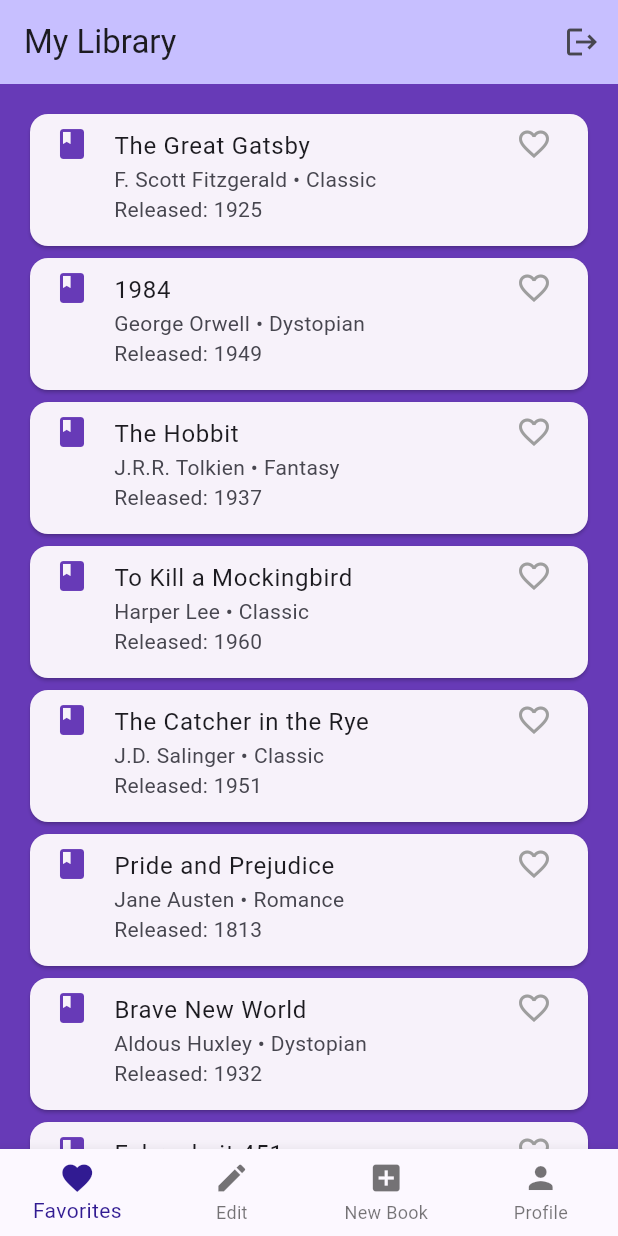
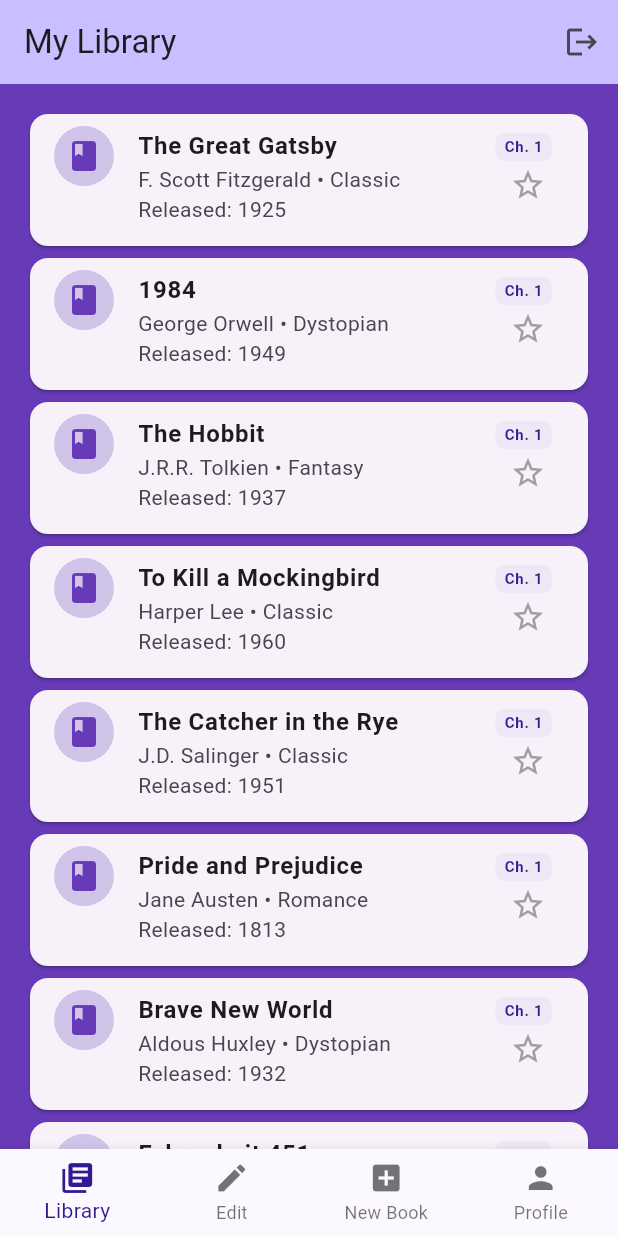
Before and after one commit to ssmckevin/litworm, a Flutter app: the MyHomePage screen opened directly, on a phone screen of 412 x 824 dp. Run offline on Flutter 3.47's test engine with Material 3 defaults, Android fonts, the phone set to English and light mode, and no system bars; our stand-ins replace firebase_auth, firebase_core, image_picker; accounts and stored records are empty.

Commit message:
Updated book pfp + viewBook UI

```diff
--- a/lib/mainBooks.dart
+++ b/lib/mainBooks.dart
@@ -1,9 +1,11 @@
+import 'dart:io';
+
 import 'package:flutter/material.dart';
 import 'viewBook.dart';
 import 'createBook.dart';
 import 'profile.dart';
 
-// 1. Create a simple class to hold our book data
+// 1. Book class to hold our data
 class Book {
   String title;
   String author;
@@ -12,8 +14,18 @@ class Book {
   bool isFavorite;
   bool isRead;
   int currentChapter;
+  String? imageUrl;
 
-  Book({required this.title, required this.author, required this.genre, required this.year, this.isFavorite = false, this.isRead = false, this.currentChapter = 0});
+  Book({
+    required this.title,
+    required this.author,
+    required this.genre,
+    required this.year,
+    this.isFavorite = false,
+    this.isRead = false,
+    this.currentChapter = 1,
+    this.imageUrl,
+  });
 }
 
 class MyHomePage extends StatefulWidget {
@@ -28,7 +40,6 @@ class MyHomePage extends StatefulWidget {
 class _MyHomePageState extends State<MyHomePage> {
   int _selectedIndex = 0;
 
-  // 2. Create a list of books to display
   final List<Book> myBooks = [
     Book(title: 'The Great Gatsby', author: 'F. Scott Fitzgerald', genre: 'Classic', year: 1925),
     Book(title: '1984', author: 'George Orwell', genre: 'Dystopian', year: 1949),
@@ -89,7 +100,7 @@ class _MyHomePageState extends State<MyHomePage> {
           ),
         ],
       ),
-      body: ListView.builder( // 3. Use .builder to handle our list automatically
+      body: ListView.builder(
         padding: const EdgeInsets.all(16),
         itemCount: myBooks.length,
         itemBuilder: (context, index) {
@@ -97,44 +108,75 @@ class _MyHomePageState extends State<MyHomePage> {
 
           return Card(
             child: ListTile(
-              leading: Icon(
-                book.isFavorite ? Icons.star : Icons.book,
-                color: book.isFavorite ? Colors.orange : Colors.deepPurple,
+              // --- LEADING: BOOK LOGO ---
+              leading: CircleAvatar(
+                backgroundColor: Colors.deepPurple.shade100,
+                // If imageUrl exists, show the file. Otherwise, show nothing (null)
+                backgroundImage: book.imageUrl != null
+                    ? FileImage(File(book.imageUrl!))
+                    : null,
+                // If imageUrl is null, show the default book icon
+                child: book.imageUrl == null
+                    ? const Icon(Icons.book, color: Colors.deepPurple)
+                    : null,
               ),
-              title: Text(book.title),
-              // Updated subtitle to show Author, Genre, and Year
+              title: Text(book.title, style: const TextStyle(fontWeight: FontWeight.bold)),
               subtitle: Text('${book.author} • ${book.genre}\nReleased: ${book.year}'),
-              isThreeLine: true, // Makes the card taller to fit the extra line
-              // 4. The Logic: Only allow favoriting if the "Favorites" tab is active
+              isThreeLine: true,
               onTap: () async {
-                if (_selectedIndex == 0) { // 0 is the Favorites tab
-                  setState(() {
-                    book.isFavorite = !book.isFavorite; // Toggles true/false
-                  });
-                }
-                else if (_selectedIndex == 1) {
-                  // 1 is the Edit tab
-                  // Navigate to ViewBookPage and wait for it to return
+                if (_selectedIndex == 1) {
                   final result = await Navigator.push(
                     context,
-                    MaterialPageRoute(
-                      builder: (context) => ViewBookPage(book: book),
-                    ),
+                    MaterialPageRoute(builder: (context) => ViewBookPage(book: book)),
                   );
-
-                  // Handle the different results
                   if (result == 'delete') {
-                    setState(() {
-                      myBooks.removeAt(index); // Removes the book from the list
-                    });
+                    setState(() { myBooks.removeAt(index); });
                   } else if (result == true) {
-                    setState(() {}); // Just refresh if it was a normal save
+                    setState(() {});
                   }
                 }
               },
-              trailing: Icon(
-                book.isFavorite ? Icons.favorite : Icons.favorite_border,
-                color: book.isFavorite ? Colors.red : Colors.grey,
+              // --- TRAILING: FIXED OVERFLOW VERSION ---
+              trailing: SizedBox(
+                width: 60, // Fixed width helps prevent layout shifts
+                child: Column(
+                  mainAxisAlignment: MainAxisAlignment.center,
+                  crossAxisAlignment: CrossAxisAlignment.end,
+                  children: [
+                    // Chapter Badge
+                    Container(
+                      padding: const EdgeInsets.symmetric(horizontal: 6, vertical: 2),
+                      decoration: BoxDecoration(
+                        color: Colors.deepPurple.shade50,
+                        borderRadius: BorderRadius.circular(6),
+                      ),
+                      child: Text(
+                        'Ch. ${book.currentChapter}',
+                        style: TextStyle(
+                          fontSize: 10,
+                          fontWeight: FontWeight.bold,
+                          color: Colors.deepPurple.shade900,
+                        ),
+                      ),
+                    ),
+                    // Star Toggle with minimal padding
+                    GestureDetector(
+                      onTap: () {
+                        setState(() {
+                          book.isFavorite = !book.isFavorite;
+                        });
+                      },
+                      child: Padding(
+                        padding: const EdgeInsets.only(top: 4, right: 4),
+                        child: Icon(
+                          book.isFavorite ? Icons.star : Icons.star_border,
+                          color: book.isFavorite ? Colors.orange : Colors.grey,
+                          size: 24,
+                        ),
+                      ),
+                    ),
+                  ],
+                ),
               ),
             ),
           );
@@ -143,40 +185,27 @@ class _MyHomePageState extends State<MyHomePage> {
       bottomNavigationBar: BottomNavigationBar(
         type: BottomNavigationBarType.fixed,
         currentIndex: _selectedIndex,
-          onTap: (index) async { // Added 'async' here
+        onTap: (index) async {
           if (index == 2) {
-            // 1. Open the CreateBookPage
             final Book? newBook = await Navigator.push(
               context,
               MaterialPageRoute(builder: (context) => const CreateBookPage()),
             );
-
-            // 2. If a book was actually created, add it to our list
             if (newBook != null) {
-              setState(() {
-                myBooks.insert(0, newBook); // Adds the new book to the top of the list
-              });
+              setState(() { myBooks.insert(0, newBook); });
             }
           } else if (index == 3) {
-              // 1. Open the Profile Page
             await Navigator.push(
               context,
               MaterialPageRoute(builder: (context) => const ProfilePage()),
             );
-              // 2. When they come back, reset the selection to the library (index 0)
-              // or keep it on profile if you prefer.
-              setState(() {
-                _selectedIndex = 0;
-              });
+            setState(() { _selectedIndex = 0; });
           } else {
-            // Otherwise, just change the tab highlight
-            setState(() {
-              _selectedIndex = index;
-            });
+            setState(() { _selectedIndex = index; });
           }
         },
         items: const [
-          BottomNavigationBarItem(icon: Icon(Icons.favorite), label: 'Favorites'),
+          BottomNavigationBarItem(icon: Icon(Icons.library_books), label: 'Library'),
           BottomNavigationBarItem(icon: Icon(Icons.edit), label: 'Edit'),
           BottomNavigationBarItem(icon: Icon(Icons.add_box), label: 'New Book'),
           BottomNavigationBarItem(icon: Icon(Icons.person), label: 'Profile'),
--- a/pubspec.yaml
+++ b/pubspec.yaml
@@ -30,6 +30,7 @@ environment:
 dependencies:
   flutter:
     sdk: flutter
+  image_picker: ^1.0.7  # Add this line
 
   # The following adds the Cupertino Icons font to your application.
   # Use with the CupertinoIcons class for iOS style icons.
```
Also changed, not shown: lib/viewBook.dart (+63 -105 lines), pubspec.lock, 5 other files. Lines whose indentation alone changed are shown as unchanged.
